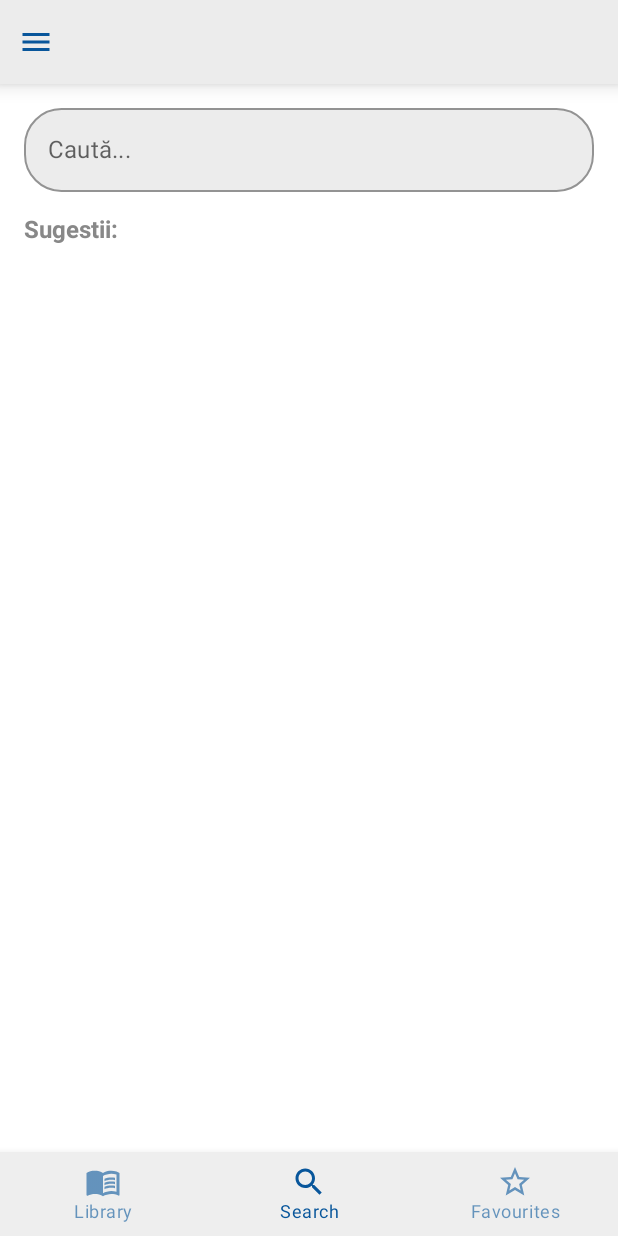
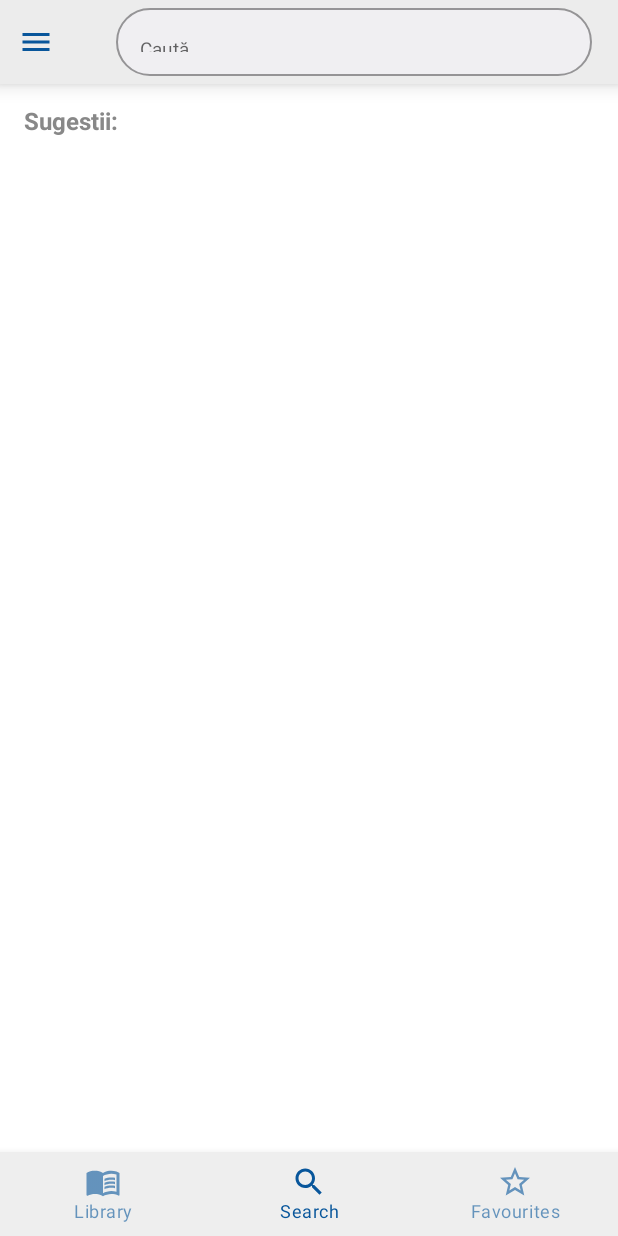
Before and after one commit to ovidiumse/comori-od-android, an Android app built with Jetpack Compose: the SearchScreen screen opened through its navigation route, on a phone screen of 412 x 824 dp. Run offline under Robolectric (Android 15) with nearby library versions, the phone set to English and light mode, and no system bars; our stand-ins replace accompanist, livedata-compose; libraries missing offline, so code that uses them is left out: io.fusionauth.jwt; pictures from the network do not load; 7 statements that could not run were skipped.

Commit message:
SearchBar moved to topBar

```diff
--- a/app/src/main/java/com/ovidium/comoriod/components/SearchTopBar.kt
+++ b/app/src/main/java/com/ovidium/comoriod/components/SearchTopBar.kt
@@ -20,16 +20,13 @@ import com.ovidium.comoriod.R
 import com.ovidium.comoriod.ui.theme.getNamedColor
 
 @Composable
-fun SearchTopBar(title: String, isSearch: Boolean, onMenuClicked: () -> Unit, onFilterClicked: () -> Unit) {
+fun SearchTopBar(title: @Composable () -> Unit, isSearch: Boolean, onMenuClicked: () -> Unit, onFilterClicked: () -> Unit) {
     val isDark = isSystemInDarkTheme()
     val background = getNamedColor("Container", isDark = isDark)!!
 
     TopAppBar(
         title = {
-            Text(
-                text = title,
-                color = getNamedColor("Link", isDark = isDark)!!
-            )
+            title()
         },
         navigationIcon = {
             Spacer(modifier = Modifier.width(8.dp))
--- a/app/src/main/java/com/ovidium/comoriod/views/search/SearchBar.kt
+++ b/app/src/main/java/com/ovidium/comoriod/views/search/SearchBar.kt
@@ -19,8 +19,10 @@ import androidx.compose.ui.focus.onFocusChanged
 import androidx.compose.ui.graphics.Color
 import androidx.compose.ui.platform.LocalSoftwareKeyboardController
 import androidx.compose.ui.platform.SoftwareKeyboardController
+import androidx.compose.ui.text.TextStyle
 import androidx.compose.ui.text.input.ImeAction
 import androidx.compose.ui.unit.dp
+import androidx.compose.ui.unit.sp
 import com.ovidium.comoriod.ui.theme.Shapes
 import com.ovidium.comoriod.ui.theme.colors
 import com.ovidium.comoriod.ui.theme.getNamedColor
@@ -39,8 +41,8 @@ fun SearchBar(
 
     OutlinedTextField(
         modifier = Modifier
-            .fillMaxWidth()
-            .padding(16.dp)
+            .fillMaxWidth(1f)
+            .padding(vertical = 5.dp, horizontal = 5.dp)
             .onFocusChanged { focusState ->
                 showClearButton.value = (focusState.isFocused)
             }
@@ -48,11 +50,11 @@ fun SearchBar(
         value = searchText,
         onValueChange = onSearchTextChanged,
         placeholder = {
-            Text(text = placeholderText)
+            Text(text = placeholderText, fontSize = 12.5.sp)
         },
         colors = TextFieldDefaults.outlinedTextFieldColors(
-            backgroundColor = getNamedColor("Container", isDark = isSystemInDarkTheme())!!,
-            cursorColor = colors.colorPrimary,
+            backgroundColor = getNamedColor("InvertedText", isDark = isSystemInDarkTheme())!!,
+            cursorColor = getNamedColor("Link", isDark = isSystemInDarkTheme())!!,
             focusedBorderColor = Color.Transparent,
         ),
         trailingIcon = {
@@ -70,6 +72,7 @@ fun SearchBar(
 
             }
         },
+        textStyle = TextStyle(fontSize = 12.5.sp),
         maxLines = 1,
         singleLine = true,
         keyboardOptions = KeyboardOptions.Default.copy(imeAction = ImeAction.Search),
--- a/app/src/main/java/com/ovidium/comoriod/views/search/SearchScreen.kt
+++ b/app/src/main/java/com/ovidium/comoriod/views/search/SearchScreen.kt
@@ -1,9 +1,12 @@
 package com.ovidium.comoriod.views.search
 
 import SuggestionsView
+import androidx.compose.foundation.isSystemInDarkTheme
 import androidx.compose.foundation.layout.Column
 import androidx.compose.foundation.layout.padding
 import androidx.compose.material.Scaffold
+import androidx.compose.material.Text
+import androidx.compose.material.rememberScaffoldState
 import androidx.compose.runtime.*
 import androidx.compose.ui.Modifier
 import androidx.compose.ui.platform.LocalSoftwareKeyboardController
@@ -12,10 +15,9 @@ import androidx.lifecycle.viewmodel.compose.viewModel
 import androidx.navigation.NavController
 import com.ovidium.comoriod.components.SearchTopBar
 import com.ovidium.comoriod.model.SearchModel
+import com.ovidium.comoriod.ui.theme.getNamedColor
 import com.ovidium.comoriod.utils.Resource
 import com.ovidium.comoriod.utils.Status
-import com.ovidium.comoriod.views.Screens
-import com.ovidium.comoriod.views.article.BibleRefsPopup
 import com.ovidium.comoriod.views.search.filter.FilterCategory
 import kotlinx.coroutines.Job
 import kotlinx.coroutines.async
@@ -30,31 +32,18 @@ fun SearchScreen(navController: NavController, searchModel: SearchModel = viewMo
     val searchData by remember { searchModel.searchData }
     var isSearch by remember { searchModel.isSearch }
     val coroutineScope = rememberCoroutineScope()
+    val scaffoldState = rememberScaffoldState()
     val keyboardController = LocalSoftwareKeyboardController.current
     var currentJob by remember { mutableStateOf<Job?>(null) }
     var showFilterPopup by remember { mutableStateOf(false) }
     val searchParams = remember { mutableStateMapOf<FilterCategory, MutableList<String>>() }
-//    var typeParams by remember { mutableStateOf("") }
-//    var authorsParams by remember { mutableStateOf("") }
-//    var volumesParams by remember { mutableStateOf("") }
-//    var booksParams by remember { mutableStateOf("") }
 
     Scaffold(
         topBar = {
+            val isDark = isSystemInDarkTheme()
             SearchTopBar(
-                title = if (searchData.data?.hits?.hits.isNullOrEmpty()) "" else "${searchData.data?.hits?.hits?.count()} / ${searchData.data?.hits?.total?.value} rezultate",
-                isSearch = isSearch,
-                onMenuClicked = { },
-                onFilterClicked = {
-                    showFilterPopup = true
-                }
-            )
-        }
-    ) {
-        Column(
-            modifier = Modifier
-                .padding(bottom = 16.dp)
-        ) {
+                title = {
+                    if (searchData.data?.hits?.hits.isNullOrEmpty()) {
                         SearchBar(
                             searchText = query,
                             onSearchTextChanged = {
@@ -79,6 +68,25 @@ fun SearchScreen(navController: NavController, searchModel: SearchModel = viewMo
                                     }
                                 }
                             })
+                    } else {
+                        Text(
+                            text = "${searchData.data?.hits?.hits?.count()} / ${searchData.data?.hits?.total?.value} rezultate",
+                            color = getNamedColor("Link", isDark = isDark)!!
+                        )
+                    }
+                },
+                isSearch = isSearch,
+                onMenuClicked = { },
+                onFilterClicked = {
+                    showFilterPopup = true
+                }
+            )
+        }
+    ) {
+        Column(
+            modifier = Modifier
+                .padding(top = 16.dp, bottom = 16.dp)
+        ) {
             if (query.isNotEmpty()) {
                 if (!isSearch) {
                     when (autocompleteData.status) {
@@ -113,7 +121,9 @@ fun SearchScreen(navController: NavController, searchModel: SearchModel = viewMo
                 onCheck = { category, item ->
                     if (searchParams[category] != null && (searchParams[category]!!.contains(item))) {
                         searchParams[category]!!.remove(item)
-                    } else if (searchParams[category] != null && !searchParams[category]!!.contains(item)
+                    } else if (searchParams[category] != null && !searchParams[category]!!.contains(
+                            item
+                        )
                     ) {
                         searchParams[category]!!.add(item)
                     } else if (searchParams[category] == null) {
@@ -123,11 +133,28 @@ fun SearchScreen(navController: NavController, searchModel: SearchModel = viewMo
                 onSaveAction = {
                     showFilterPopup = false
                     coroutineScope.launch {
-                        val types = if (searchParams[FilterCategory.TYPES].isNullOrEmpty()) "" else searchParams[FilterCategory.TYPES]!!.joinToString(",")
-                        val authors = if (searchParams[FilterCategory.AUTHORS].isNullOrEmpty()) "" else searchParams[FilterCategory.AUTHORS]!!.joinToString(",")
-                        val volumes = if (searchParams[FilterCategory.VOLUMES].isNullOrEmpty()) "" else searchParams[FilterCategory.VOLUMES]!!.joinToString(",")
-                        val books = if (searchParams[FilterCategory.BOOKS].isNullOrEmpty()) "" else searchParams[FilterCategory.BOOKS]!!.joinToString(",")
-                        searchModel.search(type = types, authors = authors, volumes = volumes, books = books)
+                        val types =
+                            if (searchParams[FilterCategory.TYPES].isNullOrEmpty()) "" else searchParams[FilterCategory.TYPES]!!.joinToString(
+                                ","
+                            )
+                        val authors =
+                            if (searchParams[FilterCategory.AUTHORS].isNullOrEmpty()) "" else searchParams[FilterCategory.AUTHORS]!!.joinToString(
+                                ","
+                            )
+                        val volumes =
+                            if (searchParams[FilterCategory.VOLUMES].isNullOrEmpty()) "" else searchParams[FilterCategory.VOLUMES]!!.joinToString(
+                                ","
+                            )
+                        val books =
+                            if (searchParams[FilterCategory.BOOKS].isNullOrEmpty()) "" else searchParams[FilterCategory.BOOKS]!!.joinToString(
+                                ","
+                            )
+                        searchModel.search(
+                            type = types,
+                            authors = authors,
+                            volumes = volumes,
+                            books = books
+                        )
                     }
                 },
                 onExitAction = { showFilterPopup = false })
```
Also changed, not shown: app/src/main/java/com/ovidium/comoriod/MainActivity.kt (+0 -17 lines). Lines whose indentation alone changed are shown as unchanged.
